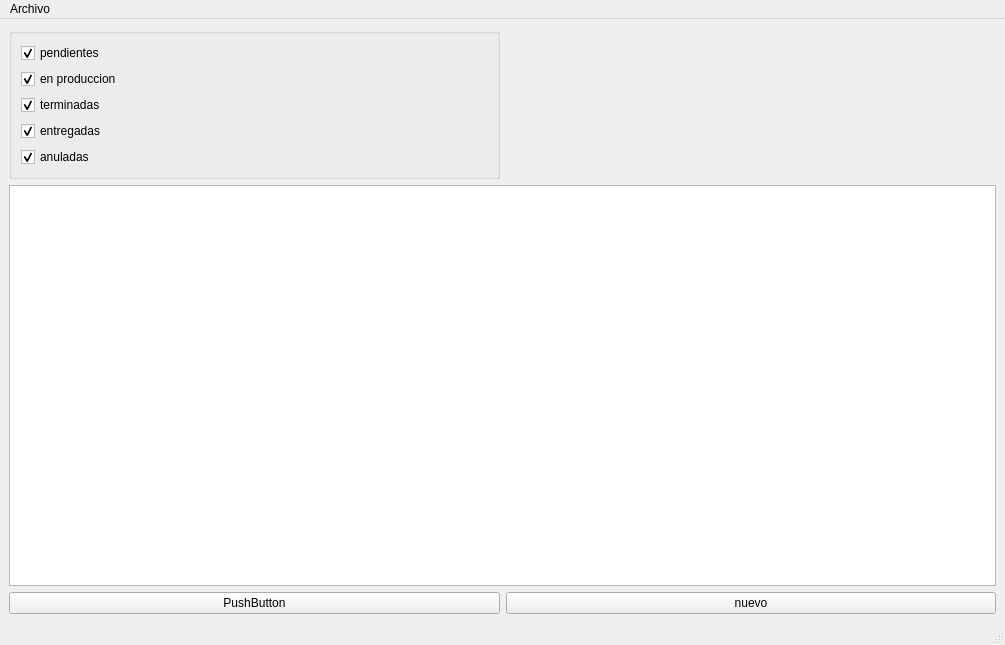
Old version of the form infomesasmain.ui in the repository waltermas-gitter/infomesas-gui.
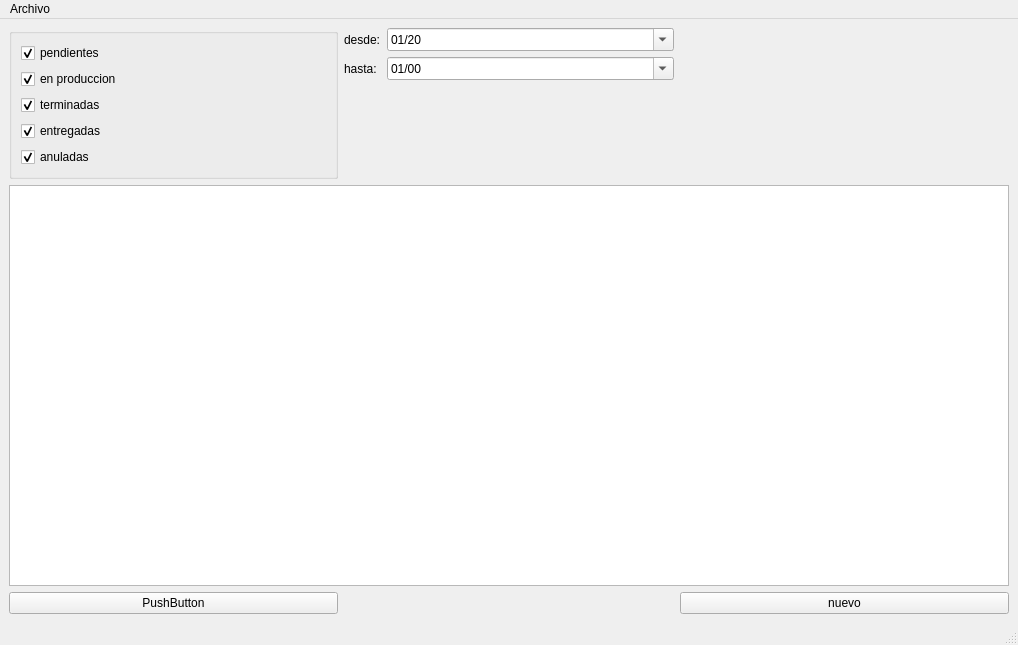
New version of the form.

Commit message: con fecha Between

```diff
--- a/infomesasmain.ui
+++ b/infomesasmain.ui
@@ -6,7 +6,7 @@
    <rect>
     <x>0</x>
     <y>0</y>
-    <width>1005</width>
+    <width>1018</width>
     <height>645</height>
    </rect>
   </property>
@@ -15,20 +15,6 @@
   </property>
   <widget class="QWidget" name="centralwidget">
    <layout class="QGridLayout" name="gridLayout">
-    <item row="2" column="1">
-     <widget class="QPushButton" name="nuevoPushButton">
-      <property name="text">
-       <string>nuevo</string>
-      </property>
-     </widget>
-    </item>
-    <item row="2" column="0">
-     <widget class="QPushButton" name="pendientesPushButton">
-      <property name="text">
-       <string>PushButton</string>
-      </property>
-     </widget>
-    </item>
     <item row="0" column="0">
      <widget class="QGroupBox" name="groupBox">
       <property name="title">
@@ -88,7 +74,7 @@
       </layout>
      </widget>
     </item>
-    <item row="1" column="0" colspan="2">
+    <item row="1" column="0" colspan="3">
      <widget class="QTableWidget" name="pedidosTableWidget">
       <property name="editTriggers">
        <set>QAbstractItemView::NoEditTriggers</set>
@@ -98,6 +84,65 @@
       </attribute>
      </widget>
     </item>
+    <item row="2" column="2">
+     <widget class="QPushButton" name="nuevoPushButton">
+      <property name="text">
+       <string>nuevo</string>
+      </property>
+     </widget>
+    </item>
+    <item row="2" column="0">
+     <widget class="QPushButton" name="pendientesPushButton">
+      <property name="text">
+       <string>PushButton</string>
+      </property>
+     </widget>
+    </item>
+    <item row="0" column="1">
+     <layout class="QFormLayout" name="formLayout">
+      <item row="0" column="0">
+       <widget class="QLabel" name="label">
+        <property name="text">
+         <string>desde:</string>
+        </property>
+       </widget>
+      </item>
+      <item row="0" column="1">
+       <widget class="QDateEdit" name="desdeDateEdit">
+        <property name="displayFormat">
+         <string>MM/yy</string>
+        </property>
+        <property name="calendarPopup">
+         <bool>true</bool>
+        </property>
+        <property name="date">
+         <date>
+          <year>2020</year>
+          <month>1</month>
+          <day>1</day>
+         </date>
+        </property>
+       </widget>
+      </item>
+      <item row="1" column="0">
+       <widget class="QLabel" name="label_2">
+        <property name="text">
+         <string>hasta:</string>
+        </property>
+       </widget>
+      </item>
+      <item row="1" column="1">
+       <widget class="QDateEdit" name="hastaDateEdit">
+        <property name="displayFormat">
+         <string>MM/yy</string>
+        </property>
+        <property name="calendarPopup">
+         <bool>true</bool>
+        </property>
+       </widget>
+      </item>
+     </layout>
+    </item>
    </layout>
   </widget>
   <widget class="QMenuBar" name="menubar">
@@ -105,7 +150,7 @@
     <rect>
      <x>0</x>
      <y>0</y>
-     <width>1005</width>
+     <width>1018</width>
      <height>35</height>
     </rect>
    </property>
```
The commit also changes 1 other file.
